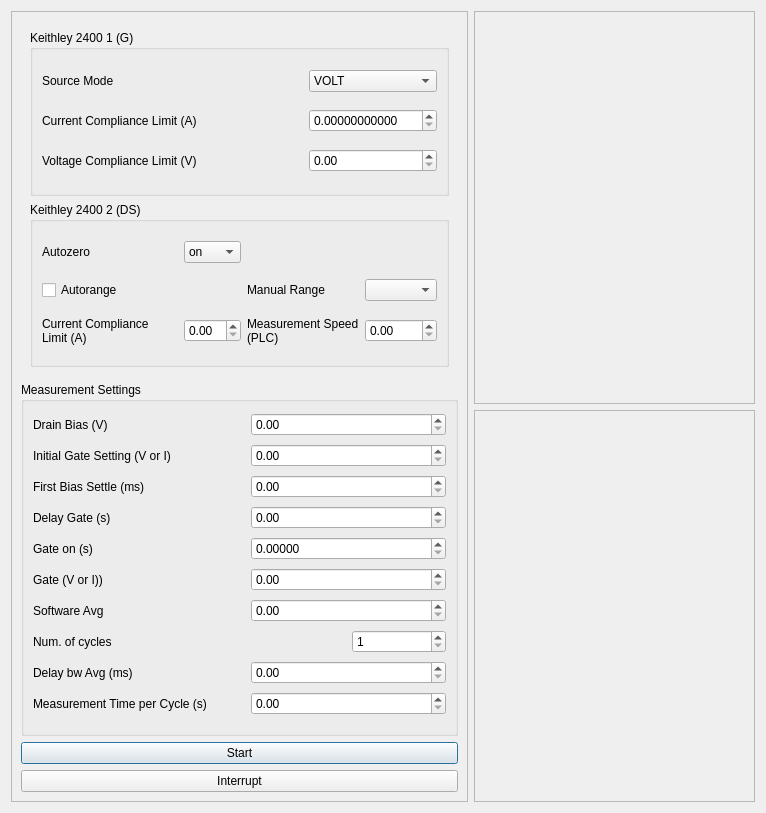
First picture: the form in src/main/resources/base/transient_step_response.ui, repository rajgiriUW/OECT_Control, before the edit.
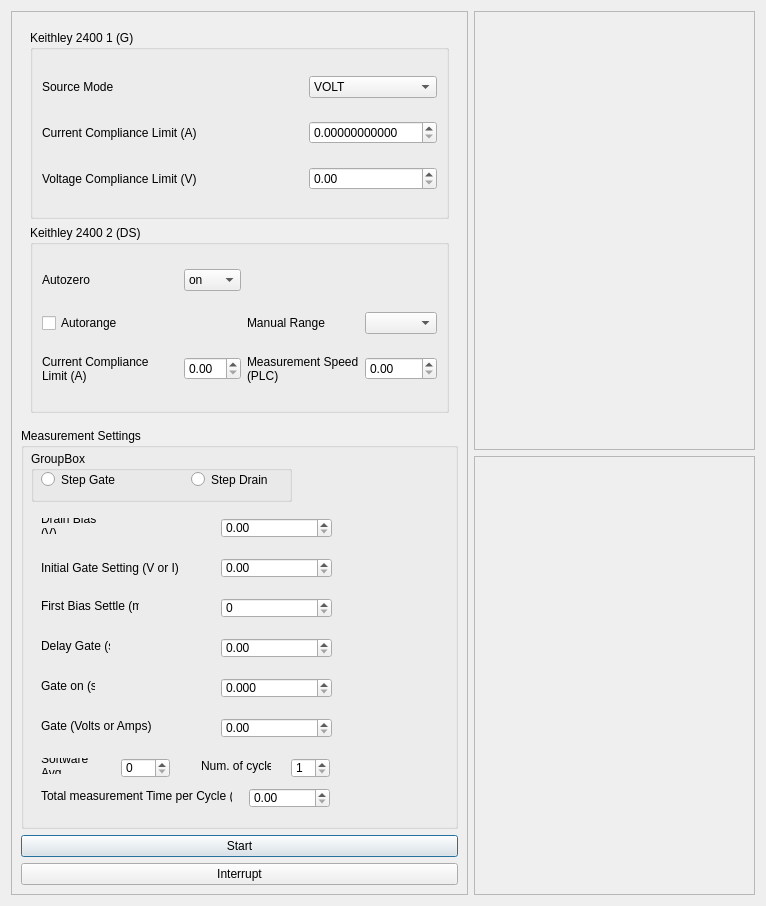
Second picture: the form after the edit.

Commit message: Updated step response GUI

The edit to the form file:
```diff
--- a/src/main/resources/base/transient_step_response.ui
+++ b/src/main/resources/base/transient_step_response.ui
@@ -7,7 +7,7 @@
     <x>0</x>
     <y>0</y>
     <width>766</width>
-    <height>813</height>
+    <height>906</height>
    </rect>
   </property>
   <property name="windowTitle">
@@ -53,43 +53,6 @@
             <string>Keithley 2400 1 (G)</string>
            </property>
            <layout class="QGridLayout" name="gridLayout_2">
-            <item row="0" column="2">
-             <widget class="QComboBox" name="source_mode_comboBox">
-              <item>
-               <property name="text">
-                <string>VOLT</string>
-               </property>
-              </item>
-              <item>
-               <property name="text">
-                <string>CURR</string>
-               </property>
-              </item>
-             </widget>
-            </item>
-            <item row="3" column="2">
-             <widget class="QDoubleSpinBox" name="voltage_compliance_g_doubleSpinBox"/>
-            </item>
-            <item row="0" column="0">
-             <widget class="QLabel" name="label">
-              <property name="text">
-               <string>Source Mode</string>
-              </property>
-              <property name="wordWrap">
-               <bool>true</bool>
-              </property>
-             </widget>
-            </item>
-            <item row="3" column="0" colspan="2">
-             <widget class="QLabel" name="label_3">
-              <property name="text">
-               <string>Voltage Compliance Limit (V)</string>
-              </property>
-              <property name="wordWrap">
-               <bool>true</bool>
-              </property>
-             </widget>
-            </item>
             <item row="2" column="2">
              <widget class="QDoubleSpinBox" name="current_compliance_g_doubleSpinBox">
               <property name="decimals">
@@ -100,6 +63,40 @@
               </property>
              </widget>
             </item>
+            <item row="3" column="0" colspan="2">
+             <widget class="QLabel" name="label_3">
+              <property name="text">
+               <string>Voltage Compliance Limit (V)</string>
+              </property>
+              <property name="wordWrap">
+               <bool>true</bool>
+              </property>
+             </widget>
+            </item>
+            <item row="0" column="0">
+             <widget class="QLabel" name="label">
+              <property name="text">
+               <string>Source Mode</string>
+              </property>
+              <property name="wordWrap">
+               <bool>true</bool>
+              </property>
+             </widget>
+            </item>
+            <item row="0" column="2">
+             <widget class="QComboBox" name="source_mode_comboBox">
+              <item>
+               <property name="text">
+                <string>VOLT</string>
+               </property>
+              </item>
+              <item>
+               <property name="text">
+                <string>CURR</string>
+               </property>
+              </item>
+             </widget>
+            </item>
             <item row="2" column="0" colspan="2">
              <widget class="QLabel" name="label_2">
               <property name="text">
@@ -110,6 +107,9 @@
               </property>
              </widget>
             </item>
+            <item row="3" column="2">
+             <widget class="QDoubleSpinBox" name="voltage_compliance_g_doubleSpinBox"/>
+            </item>
            </layout>
           </widget>
          </item>
@@ -119,6 +119,25 @@
             <string>Keithley 2400 2 (DS)</string>
            </property>
            <layout class="QGridLayout" name="gridLayout">
+            <item row="0" column="2">
+             <widget class="QComboBox" name="autozero_comboBox">
+              <item>
+               <property name="text">
+                <string>on</string>
+               </property>
+              </item>
+              <item>
+               <property name="text">
+                <string>off</string>
+               </property>
+              </item>
+              <item>
+               <property name="text">
+                <string>once</string>
+               </property>
+              </item>
+             </widget>
+            </item>
             <item row="1" column="3">
              <widget class="QLabel" name="label_13">
               <property name="text">
@@ -126,8 +145,12 @@
               </property>
              </widget>
             </item>
-            <item row="1" column="5">
-             <widget class="QComboBox" name="manual_range_comboBox"/>
+            <item row="0" column="0">
+             <widget class="QLabel" name="label_5">
+              <property name="text">
+               <string>Autozero</string>
+              </property>
+             </widget>
             </item>
             <item row="3" column="3" colspan="2">
              <widget class="QLabel" name="label_7">
@@ -142,9 +165,6 @@
               </property>
              </widget>
             </item>
-            <item row="3" column="5">
-             <widget class="QDoubleSpinBox" name="nplc_doubleSpinBox"/>
-            </item>
             <item row="3" column="0" colspan="2">
              <widget class="QLabel" name="label_6">
               <property name="text">
@@ -155,6 +175,9 @@
               </property>
              </widget>
             </item>
+            <item row="1" column="5">
+             <widget class="QComboBox" name="manual_range_comboBox"/>
+            </item>
             <item row="3" column="2">
              <widget class="QDoubleSpinBox" name="current_compliance_ds_doubleSpinBox"/>
             </item>
@@ -165,31 +188,8 @@
               </property>
              </widget>
             </item>
-            <item row="0" column="0">
-             <widget class="QLabel" name="label_5">
-              <property name="text">
-               <string>Autozero</string>
-              </property>
-             </widget>
-            </item>
-            <item row="0" column="2">
-             <widget class="QComboBox" name="autozero_comboBox">
-              <item>
-               <property name="text">
-                <string>on</string>
-               </property>
-              </item>
-              <item>
-               <property name="text">
-                <string>off</string>
-               </property>
-              </item>
-              <item>
-               <property name="text">
-                <string>once</string>
-               </property>
-              </item>
-             </widget>
+            <item row="3" column="5">
+             <widget class="QDoubleSpinBox" name="nplc_doubleSpinBox"/>
             </item>
            </layout>
           </widget>
@@ -202,42 +202,97 @@
         <property name="title">
          <string>Measurement Settings</string>
         </property>
-        <layout class="QGridLayout" name="gridLayout_3">
-         <item row="3" column="0">
           <widget class="QLabel" name="label_14">
+         <property name="geometry">
+          <rect>
+           <x>20</x>
+           <y>210</y>
+           <width>69</width>
+           <height>16</height>
+          </rect>
+         </property>
            <property name="text">
             <string>Delay Gate (s)</string>
            </property>
           </widget>
-         </item>
-         <item row="0" column="2" colspan="2">
-          <widget class="QDoubleSpinBox" name="drain_bias_doubleSpinBox"/>
-         </item>
-         <item row="3" column="2" colspan="2">
-          <widget class="QDoubleSpinBox" name="delay_gate_doubleSpinBox"/>
-         </item>
-         <item row="1" column="2" colspan="2">
-          <widget class="QDoubleSpinBox" name="initial_gate_setting_doubleSpinBox"/>
-         </item>
-         <item row="2" column="2" colspan="2">
-          <widget class="QDoubleSpinBox" name="first_bias_settle_doubleSpinBox"/>
-         </item>
-         <item row="2" column="0">
+        <widget class="QDoubleSpinBox" name="drain_bias_doubleSpinBox">
+         <property name="geometry">
+          <rect>
+           <x>200</x>
+           <y>90</y>
+           <width>111</width>
+           <height>20</height>
+          </rect>
+         </property>
+        </widget>
+        <widget class="QDoubleSpinBox" name="delay_gate_doubleSpinBox">
+         <property name="geometry">
+          <rect>
+           <x>200</x>
+           <y>210</y>
+           <width>111</width>
+           <height>20</height>
+          </rect>
+         </property>
+        </widget>
+        <widget class="QDoubleSpinBox" name="initial_gate_setting_doubleSpinBox">
+         <property name="geometry">
+          <rect>
+           <x>200</x>
+           <y>130</y>
+           <width>111</width>
+           <height>20</height>
+          </rect>
+         </property>
+        </widget>
+        <widget class="QDoubleSpinBox" name="first_bias_settle_doubleSpinBox">
+         <property name="geometry">
+          <rect>
+           <x>200</x>
+           <y>170</y>
+           <width>111</width>
+           <height>20</height>
+          </rect>
+         </property>
+         <property name="decimals">
+          <number>0</number>
+         </property>
+        </widget>
           <widget class="QLabel" name="label_15">
+         <property name="geometry">
+          <rect>
+           <x>20</x>
+           <y>170</y>
+           <width>98</width>
+           <height>16</height>
+          </rect>
+         </property>
            <property name="text">
             <string>First Bias Settle (ms)</string>
            </property>
           </widget>
-         </item>
-         <item row="5" column="0">
           <widget class="QLabel" name="label_12">
+         <property name="geometry">
+          <rect>
+           <x>20</x>
+           <y>290</y>
+           <width>111</width>
+           <height>16</height>
+          </rect>
+         </property>
            <property name="text">
-            <string>Gate (V or I))</string>
-           </property>
-          </widget>
-         </item>
-         <item row="6" column="0">
+          <string>Gate (Volts or Amps)</string>
+         </property>
+        </widget>
           <widget class="QLabel" name="label_9">
+         <property name="geometry">
+          <rect>
+           <x>20</x>
+           <y>330</y>
+           <width>66</width>
+           <height>16</height>
+          </rect>
+         </property>
            <property name="text">
             <string>Software Avg</string>
            </property>
@@ -245,45 +300,48 @@
             <bool>true</bool>
            </property>
           </widget>
-         </item>
-         <item row="8" column="0" colspan="2">
-          <widget class="QLabel" name="label_10">
-           <property name="text">
-            <string>Delay bw Avg (ms)</string>
-           </property>
-           <property name="wordWrap">
-            <bool>true</bool>
-           </property>
-          </widget>
-         </item>
-         <item row="5" column="2" colspan="2">
-          <widget class="QDoubleSpinBox" name="setpoint_doubleSpinBox"/>
-         </item>
-         <item row="9" column="2" colspan="2">
-          <widget class="QDoubleSpinBox" name="total_measurement_time_doubleSpinBox"/>
-         </item>
-         <item row="4" column="0">
+        <widget class="QDoubleSpinBox" name="setpoint_doubleSpinBox">
+         <property name="geometry">
+          <rect>
+           <x>200</x>
+           <y>290</y>
+           <width>111</width>
+           <height>20</height>
+          </rect>
+         </property>
+        </widget>
+        <widget class="QDoubleSpinBox" name="total_measurement_time_doubleSpinBox">
+         <property name="geometry">
+          <rect>
+           <x>228</x>
+           <y>360</y>
+           <width>81</width>
+           <height>20</height>
+          </rect>
+         </property>
+        </widget>
           <widget class="QLabel" name="label_16">
+         <property name="geometry">
+          <rect>
+           <x>20</x>
+           <y>250</y>
+           <width>54</width>
+           <height>16</height>
+          </rect>
+         </property>
            <property name="text">
             <string>Gate on (s)</string>
            </property>
           </widget>
-         </item>
-         <item row="7" column="3">
-          <widget class="QDoubleSpinBox" name="num_cycles_doubleSpinBox">
-           <property name="decimals">
-            <number>0</number>
-           </property>
-           <property name="minimum">
-            <double>1.000000000000000</double>
-           </property>
-          </widget>
-         </item>
-         <item row="6" column="2" colspan="2">
-          <widget class="QDoubleSpinBox" name="software_averages_doubleSpinBox"/>
-         </item>
-         <item row="1" column="0" colspan="2">
           <widget class="QLabel" name="label_8">
+         <property name="geometry">
+          <rect>
+           <x>20</x>
+           <y>130</y>
+           <width>181</width>
+           <height>20</height>
+          </rect>
+         </property>
            <property name="text">
             <string>Initial Gate Setting (V or I)</string>
            </property>
@@ -291,14 +349,20 @@
             <bool>true</bool>
            </property>
           </widget>
-         </item>
-         <item row="4" column="2" colspan="2">
           <widget class="QDoubleSpinBox" name="gate_time_doubleSpinBox">
+         <property name="geometry">
+          <rect>
+           <x>200</x>
+           <y>250</y>
+           <width>111</width>
+           <height>20</height>
+          </rect>
+         </property>
            <property name="prefix">
             <string/>
            </property>
            <property name="decimals">
-            <number>5</number>
+          <number>3</number>
            </property>
            <property name="maximum">
             <double>103.989999999999995</double>
@@ -307,26 +371,28 @@
             <double>0.010000000000000</double>
            </property>
           </widget>
-         </item>
-         <item row="8" column="2" colspan="2">
-          <widget class="QDoubleSpinBox" name="delay_between_averages_doubleSpinBox"/>
-         </item>
-         <item row="9" column="0" colspan="2">
           <widget class="QLabel" name="label_11">
-           <property name="text">
-            <string>Measurement Time per Cycle (s)</string>
-           </property>
-          </widget>
-         </item>
-         <item row="7" column="0" colspan="2">
-          <widget class="QLabel" name="label_17">
+         <property name="geometry">
+          <rect>
+           <x>20</x>
+           <y>360</y>
+           <width>191</width>
+           <height>16</height>
+          </rect>
+         </property>
            <property name="text">
-            <string>Num. of cycles</string>
-           </property>
-          </widget>
-         </item>
-         <item row="0" column="0">
+          <string>Total measurement Time per Cycle (s)</string>
+         </property>
+        </widget>
           <widget class="QLabel" name="label_4">
+         <property name="geometry">
+          <rect>
+           <x>20</x>
+           <y>90</y>
+           <width>64</width>
+           <height>16</height>
+          </rect>
+         </property>
            <property name="text">
             <string>Drain Bias (V)</string>
            </property>
@@ -334,8 +400,105 @@
             <bool>true</bool>
            </property>
           </widget>
-         </item>
-        </layout>
+        <widget class="QDoubleSpinBox" name="software_averages_doubleSpinBox">
+         <property name="geometry">
+          <rect>
+           <x>100</x>
+           <y>330</y>
+           <width>49</width>
+           <height>20</height>
+          </rect>
+         </property>
+         <property name="decimals">
+          <number>0</number>
+         </property>
+         <property name="maximum">
+          <double>10.000000000000000</double>
+         </property>
+        </widget>
+        <widget class="QLabel" name="label_17">
+         <property name="geometry">
+          <rect>
+           <x>180</x>
+           <y>330</y>
+           <width>70</width>
+           <height>16</height>
+          </rect>
+         </property>
+         <property name="text">
+          <string>Num. of cycles</string>
+         </property>
+        </widget>
+        <widget class="QDoubleSpinBox" name="num_cycles_doubleSpinBox">
+         <property name="geometry">
+          <rect>
+           <x>270</x>
+           <y>330</y>
+           <width>39</width>
+           <height>20</height>
+          </rect>
+         </property>
+         <property name="decimals">
+          <number>0</number>
+         </property>
+         <property name="minimum">
+          <double>1.000000000000000</double>
+         </property>
+        </widget>
+        <widget class="QGroupBox" name="groupBox_4">
+         <property name="enabled">
+          <bool>true</bool>
+         </property>
+         <property name="geometry">
+          <rect>
+           <x>10</x>
+           <y>23</y>
+           <width>261</width>
+           <height>51</height>
+          </rect>
+         </property>
+         <property name="maximumSize">
+          <size>
+           <width>16777215</width>
+           <height>1677721</height>
+          </size>
+         </property>
+         <property name="baseSize">
+          <size>
+           <width>5</width>
+           <height>5</height>
+          </size>
+         </property>
+         <property name="title">
+          <string>GroupBox</string>
+         </property>
+         <widget class="QRadioButton" name="radioButtonStepDrain">
+          <property name="geometry">
+           <rect>
+            <x>160</x>
+            <y>20</y>
+            <width>82</width>
+            <height>17</height>
+           </rect>
+          </property>
+          <property name="text">
+           <string>Step Drain</string>
+          </property>
+         </widget>
+         <widget class="QRadioButton" name="radioButtonStepGate">
+          <property name="geometry">
+           <rect>
+            <x>10</x>
+            <y>20</y>
+            <width>98</width>
+            <height>17</height>
+           </rect>
+          </property>
+          <property name="text">
+           <string>Step Gate</string>
+          </property>
+         </widget>
+        </widget>
        </widget>
       </item>
       <item>
```
Left out of the diff: 2 changed lines with no effect on the pictures. Lines whose indentation alone changed are shown as unchanged. The commit also changes 1 other file.
